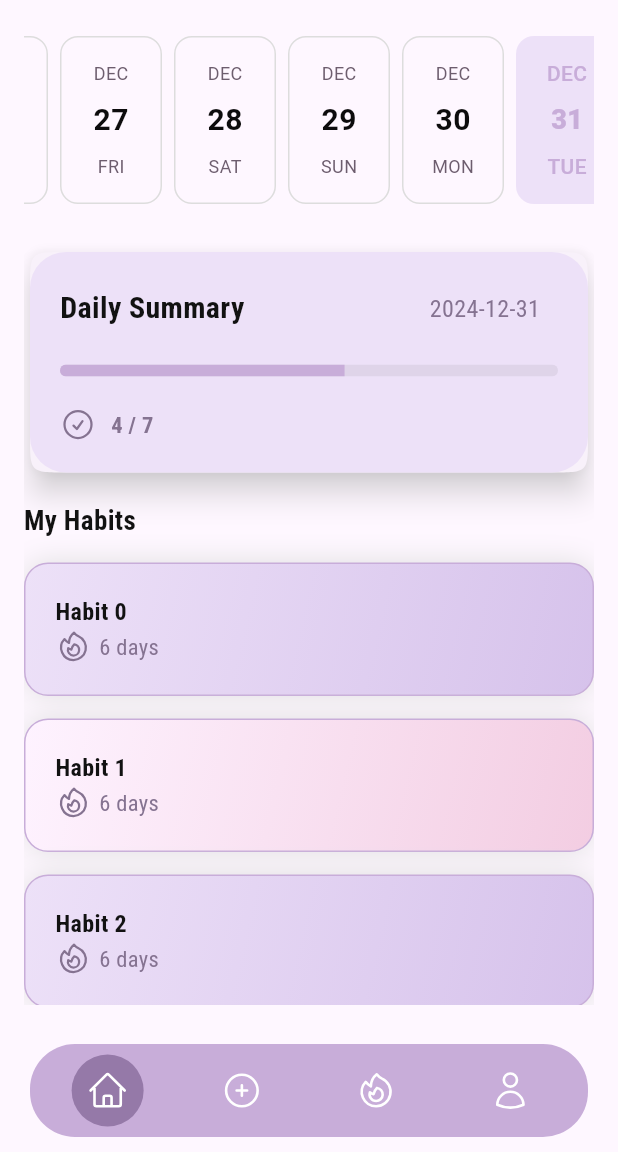
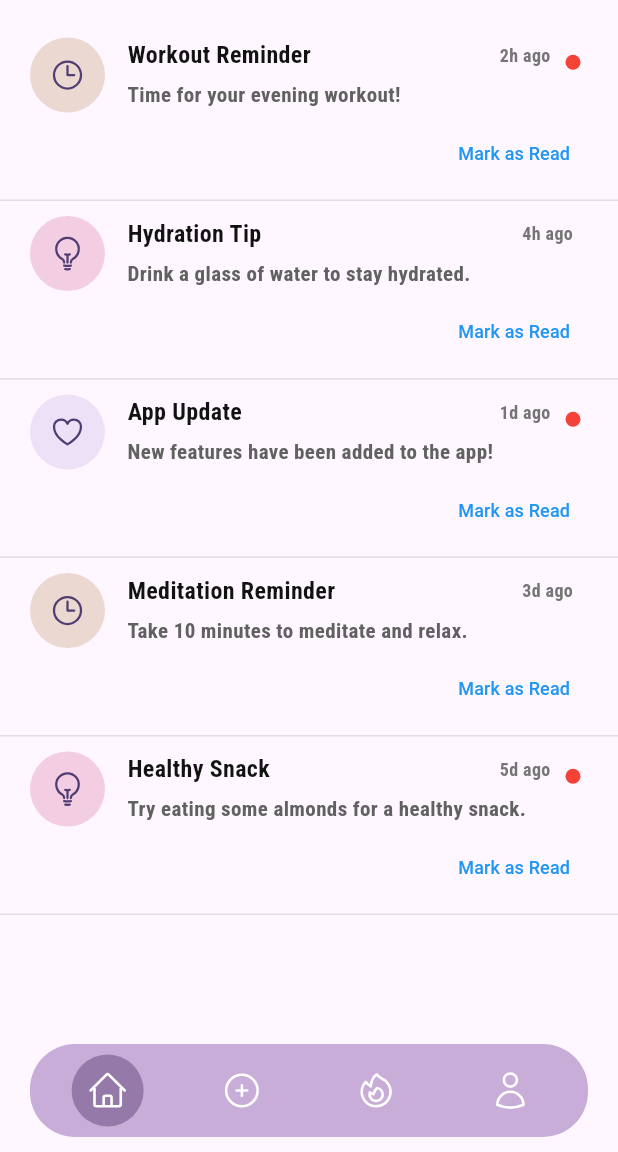
Before and after one commit to nalugala-vc/HabitQuest, a Flutter app: the screen it shows after launch, after a tap on an icon or button, on a phone screen of 412 x 824 dp, the part 84-1236 px from its top. Run offline on Flutter 3.47's test engine with Material 3 defaults, Android fonts, the phone set to English and light mode, and no system bars; drawn by our look-alikes of easy_date_timeline; our stand-ins replace firebase_core, flutter_otp_text_field, flutter_svg, get, google_fonts, heroicons and 1 more; accounts and stored records are empty.

Commit message:
Create habit UI

```diff
--- a/solutech/lib/common/constants.dart
+++ b/solutech/lib/common/constants.dart
@@ -167,3 +167,41 @@ final List<Map<String, String>> pages = [
     "isSvg": "true"
   }
 ];
+
+final List<Map<String, dynamic>> notifications = [
+  {
+    "type": "Reminder",
+    "title": "Workout Reminder",
+    "description": "Time for your evening workout!",
+    "time": "2h ago",
+    "isRead": false,
+  },
+  {
+    "type": "Tip",
+    "title": "Hydration Tip",
+    "description": "Drink a glass of water to stay hydrated.",
+    "time": "4h ago",
+    "isRead": true,
+  },
+  {
+    "type": "Update",
+    "title": "App Update",
+    "description": "New features have been added to the app!",
+    "time": "1d ago",
+    "isRead": false,
+  },
+  {
+    "type": "Reminder",
+    "title": "Meditation Reminder",
+    "description": "Take 10 minutes to meditate and relax.",
+    "time": "3d ago",
+    "isRead": true,
+  },
+  {
+    "type": "Tip",
+    "title": "Healthy Snack",
+    "description": "Try eating some almonds for a healthy snack.",
+    "time": "5d ago",
+    "isRead": false,
+  },
+];
--- a/solutech/lib/common/widgets/app_bar.dart
+++ b/solutech/lib/common/widgets/app_bar.dart
@@ -1,6 +1,7 @@
 import 'package:flutter/material.dart';
 import 'package:get/get.dart';
 import 'package:heroicons/heroicons.dart';
+import 'package:solutech/notifications/mobile/notifications_page.dart';
 import 'package:solutech/utils/app_colors.dart';
 import 'package:solutech/utils/fonts/rock_salt.dart';
 
@@ -20,7 +21,11 @@ class MainAppBar extends StatelessWidget implements PreferredSizeWidget {
               style: HeroIconStyle.outline,
               size: 30,
             ),
-            onPressed: () {}),
+            onPressed: () {
+              Get.to(
+                () => NotificationsPage(),
+              );
+            }),
       ],
     );
   }
--- a/solutech/lib/common/widgets/bottom_nav_bar.dart
+++ b/solutech/lib/common/widgets/bottom_nav_bar.dart
@@ -2,6 +2,7 @@ import 'package:flutter/material.dart';
 import 'package:get/get.dart';
 import 'package:get/get_core/src/get_main.dart';
 import 'package:heroicons/heroicons.dart';
+import 'package:solutech/home/create_habit.dart';
 import 'package:solutech/home/mobile/home_page.dart';
 import 'package:solutech/profile/mobile/profile_page.dart';
 import 'package:solutech/streaks/mobile/streaks.dart';
@@ -61,7 +62,7 @@ class _BottomNavBarState extends State<BottomNavBar> {
           );
         } else if (index == 1) {
           Get.to(
-            () => const HomePageMobile(),
+            () => const CreateHabit(),
           );
         } else if (index == 2) {
           Get.to(
--- /dev/null
+++ b/solutech/lib/home/controller/habit_controller.dart
@@ -0,0 +1,22 @@
+import 'package:flutter/material.dart';
+import 'package:get/get.dart';
+import 'package:get/get_core/src/get_main.dart';
+import 'package:get/get_state_manager/src/simple/get_controllers.dart';
+
+class HabitController extends GetxController {
+  static HabitController get instance => Get.find();
+
+  final title = TextEditingController();
+  final description = TextEditingController();
+  var isDaily = false.obs;
+  var hasReminder = false.obs;
+  var reminderTime = Rx<TimeOfDay?>(const TimeOfDay(hour: 10, minute: 0));
+
+  void setReminderTime(TimeOfDay time) {
+    reminderTime.value = time; // No need to call update() here
+  }
+
+  void toggleHasReminder(bool value) {
+    hasReminder.value = value; // No need to call update() here
+  }
+}
--- /dev/null
+++ b/solutech/lib/notifications/mobile/notifications_page.dart
@@ -0,0 +1,48 @@
+import 'package:flutter/material.dart';
+import 'package:solutech/common/constants.dart';
+
+import 'package:solutech/common/widgets/app_bar.dart';
+import 'package:solutech/common/widgets/bottom_nav_bar.dart';
+import 'package:solutech/notifications/widgets/no_notifications_widget.dart';
+import 'package:solutech/notifications/widgets/notifications_widget.dart';
+import 'package:solutech/utils/spacers.dart';
+
+class NotificationsPage extends StatelessWidget {
+  NotificationsPage({super.key});
+
+  @override
+  Widget build(BuildContext context) {
+    return Scaffold(
+      appBar: const MainAppBar(),
+      body: SingleChildScrollView(
+          child: notifications == null
+              ? Center(
+                  child: Column(
+                    mainAxisAlignment: MainAxisAlignment.center,
+                    children: [spaceH150, NoNotificationsWidget()],
+                  ),
+                )
+              : Column(
+                  children: [
+                    spaceH15,
+                    ListView.builder(
+                        shrinkWrap: true,
+                        physics: const NeverScrollableScrollPhysics(),
+                        itemCount: notifications.length,
+                        itemBuilder: (context, index) {
+                          final notification = notifications[index];
+                          return NotificationWidget(
+                            type: notification['type'],
+                            title: notification['title'],
+                            description: notification['description'],
+                            time: notification['time'],
+                            isRead: notification['isRead'],
+                            onMarkAsRead: () {},
+                          );
+                        }),
+                  ],
+                )),
+      bottomNavigationBar: const BottomNavBar(),
+    );
+  }
+}
--- a/solutech/lib/notifications/widgets/notifications_widget.dart
+++ b/solutech/lib/notifications/widgets/notifications_widget.dart
@@ -46,7 +46,7 @@ class NotificationWidget extends StatelessWidget {
     }
 
     return Container(
-      padding: const EdgeInsets.symmetric(horizontal: 20, vertical: 7),
+      padding: const EdgeInsets.only(left: 20, right: 20, top: 10, bottom: 7),
       decoration: BoxDecoration(
         border: Border(
           bottom: BorderSide(
@@ -57,14 +57,6 @@ class NotificationWidget extends StatelessWidget {
       child: Row(
         crossAxisAlignment: CrossAxisAlignment.start,
         children: [
-          if (!isRead)
-            const Padding(
-              padding: EdgeInsets.only(right: 5, top: 10),
-              child: CircleAvatar(
-                radius: 5,
-                backgroundColor: Colors.red,
-              ),
-            ),
           CircleAvatar(
             radius: 25,
             backgroundColor: backgroundColor,
@@ -87,8 +79,27 @@ class NotificationWidget extends StatelessWidget {
                       fontWeight: FontWeight.bold,
                       fontSize: 16,
                     ),
-                    RobotoCondensed(
-                        text: time, fontSize: 12, textColor: AppColors.grey500),
+                    SizedBox(
+                      child: Row(
+                        mainAxisAlignment: MainAxisAlignment.center,
+                        crossAxisAlignment: CrossAxisAlignment.center,
+                        children: [
+                          RobotoCondensed(
+                              text: time,
+                              fontSize: 12,
+                              textColor: AppColors.grey500),
+                          spaceW10,
+                          if (!isRead)
+                            const Padding(
+                              padding: EdgeInsets.only(right: 5, top: 10),
+                              child: CircleAvatar(
+                                radius: 5,
+                                backgroundColor: Colors.red,
+                              ),
+                            ),
+                        ],
+                      ),
+                    )
                   ],
                 ),
                 spaceH5,
```
Also changed, not shown: solutech/lib/home/create_habit.dart (added, +140 -0 lines).
